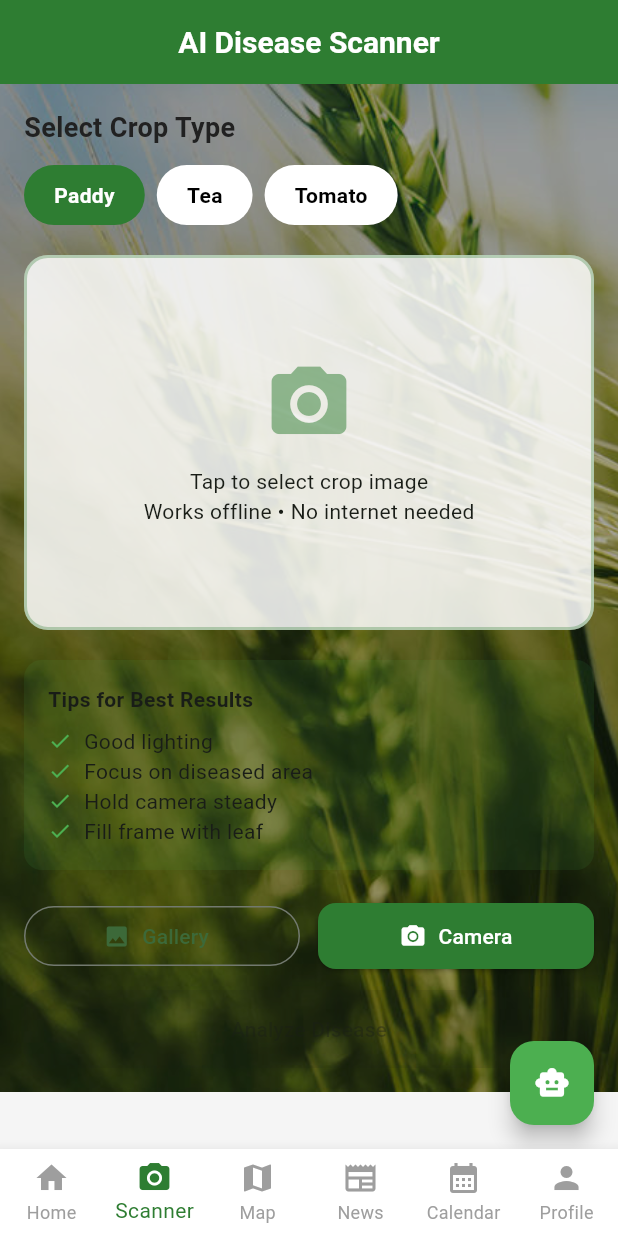
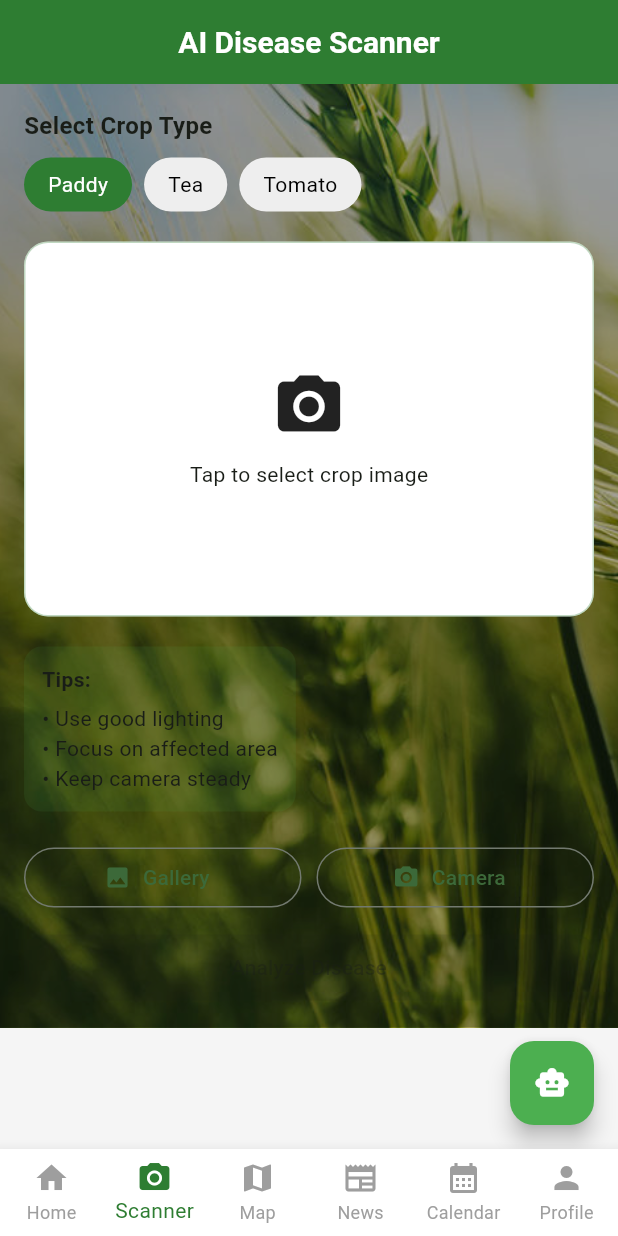
Before and after one commit to Nisansala23/govi-ai, a Flutter app: the screen it shows once a user with an empty profile is signed in, item 2 of the bottom bar chosen, on a phone screen of 412 x 824 dp. Run offline on Flutter 3.47's test engine with Material 3 defaults, Android fonts, the phone set to English and light mode, and no system bars; our stand-ins replace cloud_firestore, connectivity_plus, firebase_auth, firebase_core, flutter_dotenv, flutter_map and 3 more; accounts and stored records are empty.

Commit message:
Fix: fixed scanner screen UI and AI analysis flow

```diff
--- a/lib/screens/scanner_screen.dart
+++ b/lib/screens/scanner_screen.dart
@@ -1,6 +1,7 @@
 import 'dart:typed_data';
 import 'package:flutter/material.dart';
 import 'package:image_picker/image_picker.dart';
+
 import '../theme/app_theme.dart';
 import '../services/gemini_service.dart';
 import 'remedy_screen.dart';
@@ -17,21 +18,28 @@
 class _ScannerScreenState extends State<ScannerScreen> {
   Uint8List? _selectedImageBytes;
   bool _isAnalyzing = false;
+
   String _selectedCrop = 'Paddy';
   final List<String> _crops = ['Paddy', 'Tea', 'Tomato'];
+
   final ImagePicker _picker = ImagePicker();
 
+  // ───────── PICK IMAGE ─────────
   Future<void> _pickImage(ImageSource source) async {
     final XFile? image = await _picker.pickImage(
       source: source,
       imageQuality: 80,
     );
+
     if (image != null) {
       final bytes = await image.readAsBytes();
-      setState(() => _selectedImageBytes = bytes);
+      setState(() {
+        _selectedImageBytes = bytes;
+      });
     }
   }
 
+  // ───────── ANALYZE IMAGE ─────────
   Future<void> _analyzeImage() async {
     if (_selectedImageBytes == null) return;
 
@@ -51,19 +59,18 @@
         );
       }
     } catch (e) {
-      if (mounted) {
       ScaffoldMessenger.of(context).showSnackBar(
         SnackBar(
-            content: Text('Error: $e'),
+          content: Text("Error: $e"),
           backgroundColor: AppColors.danger,
         ),
       );
-      }
     } finally {
       setState(() => _isAnalyzing = false);
     }
   }
 
+  // ───────── UI ─────────
   @override
   Widget build(BuildContext context) {
     return Scaffold(
@@ -71,10 +78,11 @@
 
       appBar: AppBar(
         title: const Text('AI Disease Scanner'),
-        backgroundColor:  AppColors.primary,
+        backgroundColor: AppColors.primary,
       ),
 
       floatingActionButton: const AiFab(),
+
       body: AppBackground(
         child: SafeArea(
           child: SingleChildScrollView(
@@ -97,13 +105,16 @@
     );
   }
 
-  // ================= CROP SELECTOR =================
+  // ───────── CROP SELECTOR ─────────
   Widget _buildCropSelector() {
     return Column(
       crossAxisAlignment: CrossAxisAlignment.start,
       children: [
-        Text('Select Crop Type', style: AppTextStyles.heading3),
-        const SizedBox(height: 12),
+        const Text(
+          "Select Crop Type",
+          style: TextStyle(fontSize: 16, fontWeight: FontWeight.bold),
+        ),
+        const SizedBox(height: 10),
         Row(
           children: _crops.map((crop) {
             final isSelected = _selectedCrop == crop;
@@ -113,21 +124,17 @@
               child: GestureDetector(
                 onTap: () => setState(() => _selectedCrop = crop),
                 child: Container(
-                  padding: const EdgeInsets.symmetric(
-                    horizontal: 20,
-                    vertical: 10,
-                  ),
+                  padding:
+                      const EdgeInsets.symmetric(horizontal: 16, vertical: 8),
                   decoration: BoxDecoration(
-                    color: isSelected
-                        ? AppColors.primary
-                        : AppColors.cardBackground,
+                    color:
+                        isSelected ? AppColors.primary : Colors.grey.shade200,
                     borderRadius: BorderRadius.circular(20),
                   ),
                   child: Text(
                     crop,
                     style: TextStyle(
                       color: isSelected ? Colors.white : Colors.black,
-                      fontWeight: FontWeight.w600,
                     ),
                   ),
                 ),
@@ -139,84 +146,63 @@
     );
   }
 
-  // ================= IMAGE AREA =================
+  // ───────── IMAGE AREA ─────────
   Widget _buildImageArea() {
     return GestureDetector(
       onTap: () => _pickImage(ImageSource.gallery),
       child: Container(
+        height: 250,
         width: double.infinity,
-        height: 250,
         decoration: BoxDecoration(
-          color: Colors.white.withOpacity(0.85),
+          color: Colors.white,
           borderRadius: BorderRadius.circular(16),
-          border: Border.all(
-            color: AppColors.primary.withOpacity(0.3),
-            width: 2,
-          ),
+          border: Border.all(color: AppColors.primary.withOpacity(0.3)),
         ),
         child: _selectedImageBytes != null
             ? ClipRRect(
-                borderRadius: BorderRadius.circular(14),
+                borderRadius: BorderRadius.circular(16),
                 child: Image.memory(
                   _selectedImageBytes!,
                   fit: BoxFit.cover,
                 ),
               )
-            : Column(
+            : const Center(
+                child: Column(
                   mainAxisAlignment: MainAxisAlignment.center,
                   children: [
-                  Icon(
-                    Icons.camera_alt,
-                    size: 60,
-                    color: AppColors.primary.withOpacity(0.5),
+                    Icon(Icons.camera_alt, size: 50),
+                    SizedBox(height: 10),
+                    Text("Tap to select crop image"),
+                  ],
                 ),
-                  const SizedBox(height: 12),
-                  const Text('Tap to select crop image'),
-                  const Text('Works offline • No internet needed'),
-                ],
               ),
       ),
     );
   }
 
-  // ================= TIPS =================
+  // ───────── TIPS ─────────
   Widget _buildTips() {
-    final tips = [
-      'Good lighting',
-      'Focus on diseased area',
-      'Hold camera steady',
-      'Fill frame with leaf',
-    ];
-
     return Container(
-      padding: const EdgeInsets.all(16),
+      padding: const EdgeInsets.all(12),
       decoration: BoxDecoration(
         color: Colors.green.withOpacity(0.1),
         borderRadius: BorderRadius.circular(12),
       ),
-      child: Column(
+      child: const Column(
         crossAxisAlignment: CrossAxisAlignment.start,
         children: [
-          const Text(
-            'Tips for Best Results',
-            style: TextStyle(fontWeight: FontWeight.bold),
-          ),
-          const SizedBox(height: 8),
-          ...tips.map(
-            (tip) => Row(
-              children: [
-                const Icon(Icons.check, color: Colors.green, size: 16),
-                const SizedBox(width: 8),
-                Text(tip),
-              ],
-            ),
-          ),
+          Text("Tips:",
+              style: TextStyle(fontWeight: FontWeight.bold)),
+          SizedBox(height: 6),
+          Text("• Use good lighting"),
+          Text("• Focus on affected area"),
+          Text("• Keep camera steady"),
         ],
       ),
     );
   }
 
-  // ================= ACTION BUTTONS =================
+  // ───────── BUTTONS ─────────
   Widget _buildActionButtons() {
     return Column(
       children: [
@@ -226,33 +212,31 @@
               child: OutlinedButton.icon(
                 onPressed: () => _pickImage(ImageSource.gallery),
                 icon: const Icon(Icons.photo),
-                label: const Text('Gallery'),
+                label: const Text("Gallery"),
               ),
             ),
-            const SizedBox(width: 12),
+            const SizedBox(width: 10),
             Expanded(
-              child: ElevatedButton.icon(
+              child: OutlinedButton.icon(
                 onPressed: () => _pickImage(ImageSource.camera),
                 icon: const Icon(Icons.camera_alt),
-                label: const Text('Camera'),
+                label: const Text("Camera"),
               ),
             ),
           ],
         ),
         const SizedBox(height: 12),
+
         SizedBox(
           width: double.infinity,
           child: ElevatedButton(
-            onPressed: _selectedImageBytes == null || _isAnalyzing
+            onPressed:
+                _selectedImageBytes == null || _isAnalyzing
                     ? null
                     : _analyzeImage,
-            style: ElevatedButton.styleFrom(
-              backgroundColor: AppColors.accent,
-              padding: const EdgeInsets.symmetric(vertical: 16),
-            ),
             child: _isAnalyzing
                 ? const CircularProgressIndicator(color: Colors.white)
-                : const Text('Analyze Disease'),
+                : const Text("Analyze Disease"),
           ),
         ),
       ],
```
Lines whose indentation alone changed are shown as unchanged.
